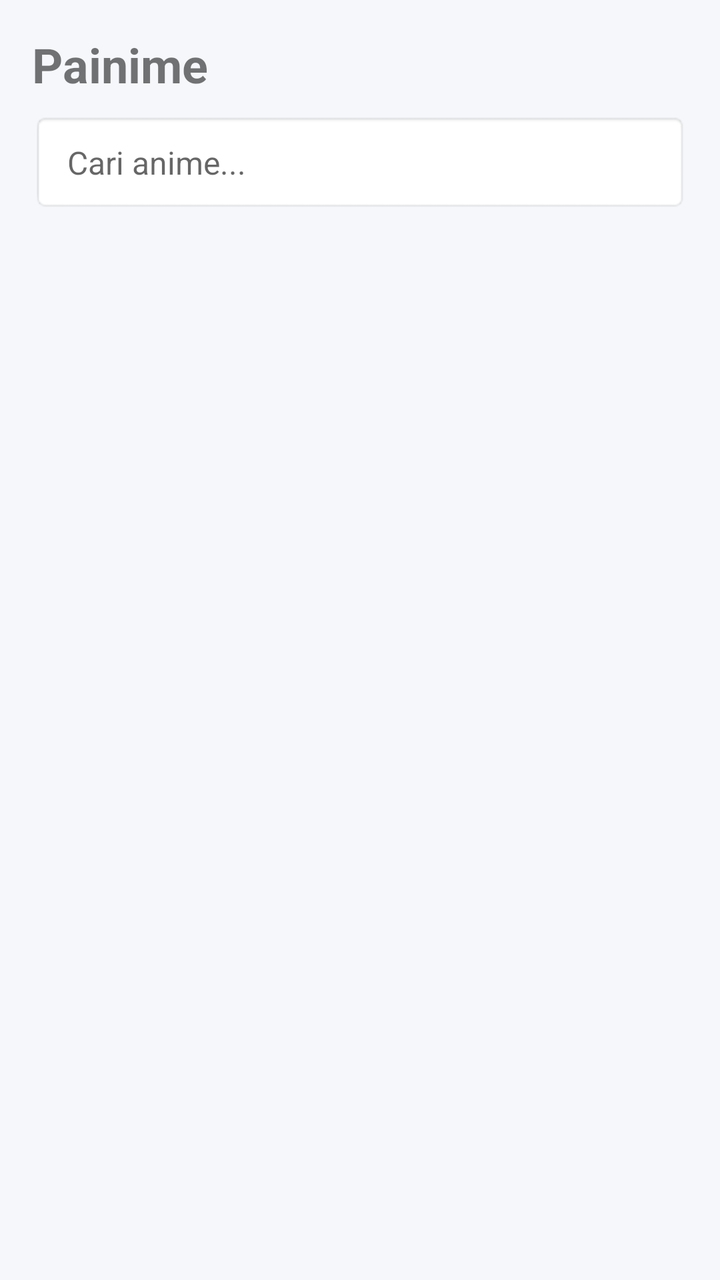
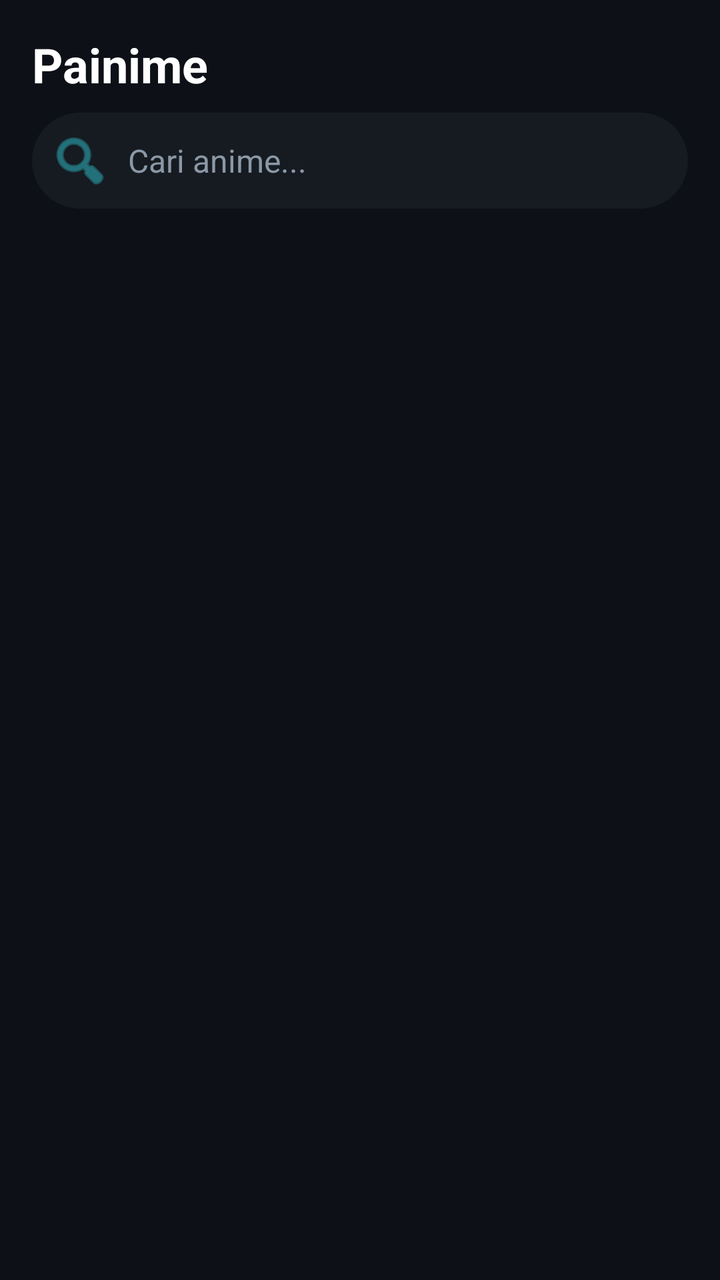

Compare the two renders of this Android layout. The source of the first and the diff that turns it into the second are given below.
<!-- AndroidManifest.xml: application theme Theme.BaseApp -->
<!-- res/layout/activity_main.xml -->
<?xml version="1.0" encoding="utf-8"?>
<androidx.constraintlayout.widget.ConstraintLayout 
    xmlns:android="http://schemas.android.com/apk/res/android"
    xmlns:app="http://schemas.android.com/apk/res-auto"
    xmlns:tools="http://schemas.android.com/tools"
    android:layout_width="match_parent"
    android:layout_height="match_parent"
    android:background="#F5F7FA"
    tools:context=".MainActivity">

    <TextView
        android:id="@+id/tvHeader"
        android:layout_width="wrap_content"
        android:layout_height="wrap_content"
        android:layout_margin="16dp"
        android:text="Painime"
        android:textSize="24sp"
        android:textStyle="bold"
        app:layout_constraintTop_toTopOf="parent"
        app:layout_constraintStart_toStartOf="parent"/>

    <LinearLayout
        android:id="@+id/searchContainer"
        android:layout_width="match_parent"
        android:layout_height="wrap_content"
        android:orientation="horizontal"
        android:layout_marginStart="16dp"
        android:layout_marginEnd="16dp"
        android:layout_marginTop="8dp"
        android:background="@android:drawable/editbox_background"
        android:gravity="center_vertical"
        app:layout_constraintTop_toBottomOf="@id/tvHeader">
        
        <EditText
            android:id="@+id/etSearch"
            android:layout_width="0dp"
            android:layout_height="wrap_content"
            android:layout_weight="1"
            android:background="@null"
            android:hint="Cari anime..."
            android:inputType="text"
            android:maxLines="1"
            android:padding="8dp"
            android:textSize="16sp" />
            
        <ImageButton
            android:id="@+id/btnClearSearch"
            android:layout_width="wrap_content"
            android:layout_height="wrap_content"
            android:background="?android:attr/selectableItemBackground"
            android:src="@android:drawable/ic_menu_close_clear_cancel"
            android:padding="8dp"
            android:visibility="gone" />
    </LinearLayout>

    <androidx.recyclerview.widget.RecyclerView
        android:id="@+id/recyclerView"
        android:layout_width="0dp"
        android:layout_height="0dp"
        android:layout_marginTop="16dp"
        android:clipToPadding="false"
        android:paddingBottom="16dp"
        app:layout_constraintTop_toBottomOf="@id/searchContainer"
        app:layout_constraintBottom_toBottomOf="parent"
        app:layout_constraintStart_toStartOf="parent"
        app:layout_constraintEnd_toEndOf="parent" />

    <ProgressBar
        android:id="@+id/progressBar"
        android:layout_width="wrap_content"
        android:layout_height="wrap_content"
        app:layout_constraintTop_toTopOf="parent"
        app:layout_constraintBottom_toBottomOf="parent"
        app:layout_constraintStart_toStartOf="parent"
        app:layout_constraintEnd_toEndOf="parent" />

    <TextView
        android:id="@+id/tvError"
        android:layout_width="wrap_content"
        android:layout_height="wrap_content"
        android:textColor="#D32F2F"
        android:visibility="gone"
        app:layout_constraintTop_toTopOf="parent"
        app:layout_constraintBottom_toBottomOf="parent"
        app:layout_constraintStart_toStartOf="parent"
        app:layout_constraintEnd_toEndOf="parent" />

</androidx.constraintlayout.widget.ConstraintLayout>
<!-- resources referenced by this layout -->
<resources>
  <style name="Theme.BaseApp" parent="Theme.MaterialComponents.DayNight.DarkActionBar">
          <item name="colorPrimary">@color/purple_500</item>
          <item name="colorPrimaryVariant">@color/purple_700</item>
          <item name="colorOnPrimary">@color/white</item>
      </style>
  <color name="purple_500">#FF6200EE</color>
  <color name="purple_700">#FF3700B3</color>
  <color name="white">#FFFFFFFF</color>
</resources>

<!-- the commit's change to res/layout/activity_main.xml (unified diff, before → after) -->
@@ -5,7 +5,7 @@
     xmlns:tools="http://schemas.android.com/tools"
     android:layout_width="match_parent"
     android:layout_height="match_parent"
-    android:background="#F5F7FA"
+    android:background="@color/bg_main"
     tools:context=".MainActivity">
 
     <TextView
@@ -16,6 +16,7 @@
         android:text="Painime"
         android:textSize="24sp"
         android:textStyle="bold"
+        android:textColor="@color/white"
         app:layout_constraintTop_toTopOf="parent"
         app:layout_constraintStart_toStartOf="parent"/>
 
@@ -27,7 +28,7 @@
         android:layout_marginStart="16dp"
         android:layout_marginEnd="16dp"
         android:layout_marginTop="8dp"
-        android:background="@android:drawable/editbox_background"
+        android:background="@drawable/bg_search_bar"
         android:gravity="center_vertical"
         app:layout_constraintTop_toBottomOf="@id/tvHeader">
         
@@ -38,9 +39,14 @@
             android:layout_weight="1"
             android:background="@null"
             android:hint="Cari anime..."
+            android:textColorHint="@color/text_secondary"
+            android:textColor="@color/text_primary"
             android:inputType="text"
             android:maxLines="1"
             android:padding="8dp"
+            android:drawableStart="@android:drawable/ic_menu_search"
+            android:drawablePadding="8dp"
+            android:drawableTint="@color/accent_teal"
             android:textSize="16sp" />
             
         <ImageButton
@@ -49,6 +55,7 @@
             android:layout_height="wrap_content"
             android:background="?android:attr/selectableItemBackground"
             android:src="@android:drawable/ic_menu_close_clear_cancel"
+            app:tint="@color/accent_teal"
             android:padding="8dp"
             android:visibility="gone" />
     </LinearLayout>
<!-- resource entries referenced after the edit -->
@@ -1,12 +1,24 @@
 <!-- resources referenced by this layout -->
 <resources>
-  <style name="Theme.BaseApp" parent="Theme.MaterialComponents.DayNight.DarkActionBar">
-          <item name="colorPrimary">@color/purple_500</item>
-          <item name="colorPrimaryVariant">@color/purple_700</item>
+  <color name="accent_teal">#2BA9B4</color>
+  <color name="bg_main">#0D1117</color>
+  <color name="text_primary">#F2F5F7</color>
+  <color name="text_secondary">#8B98A5</color>
+  <style name="Theme.BaseApp" parent="Theme.MaterialComponents.DayNight.NoActionBar">
+          <item name="colorPrimary">@color/accent_teal</item>
+          <item name="colorPrimaryVariant">@color/accent_teal</item>
           <item name="colorOnPrimary">@color/white</item>
+          <item name="android:windowBackground">@color/bg_main</item>
+          <item name="android:textColorPrimary">@color/text_primary</item>
+          <item name="android:textColorSecondary">@color/text_secondary</item>
       </style>
-  <color name="purple_500">#FF6200EE</color>
-  <color name="purple_700">#FF3700B3</color>
-  <color name="white">#FFFFFFFF</color>
+  <color name="bg_surface">#161B22</color>
+  <color name="white">#FFFFFF</color>
+  <!-- drawable bg_search_bar (drawable) -->
+  <?xml version="1.0" encoding="utf-8"?>
+  <shape xmlns:android="http://schemas.android.com/apk/res/android" android:shape="rectangle">
+      <solid android:color="@color/bg_surface" />
+      <corners android:radius="50dp" />
+  </shape>
 </resources>
 
